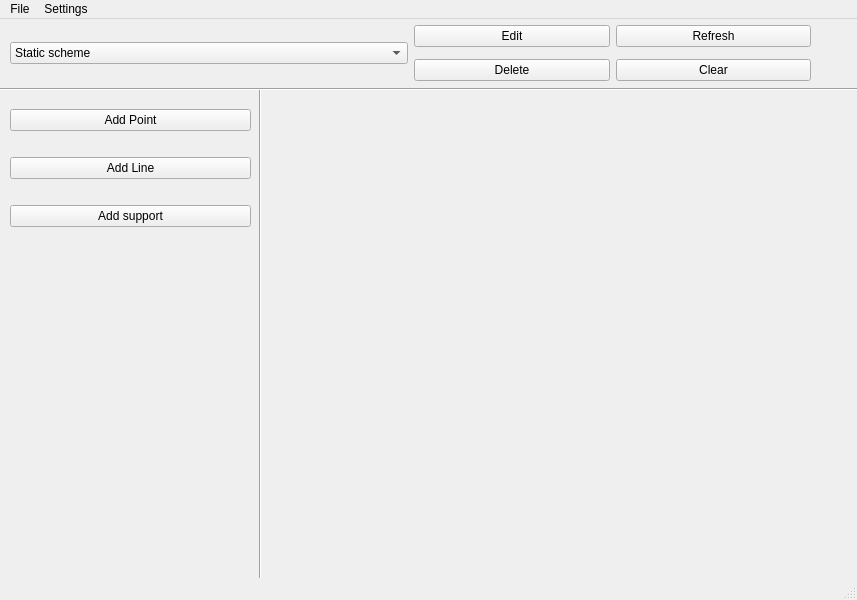
Qt form gui.ui (Haudkozaur/masterThesis) before a commit.
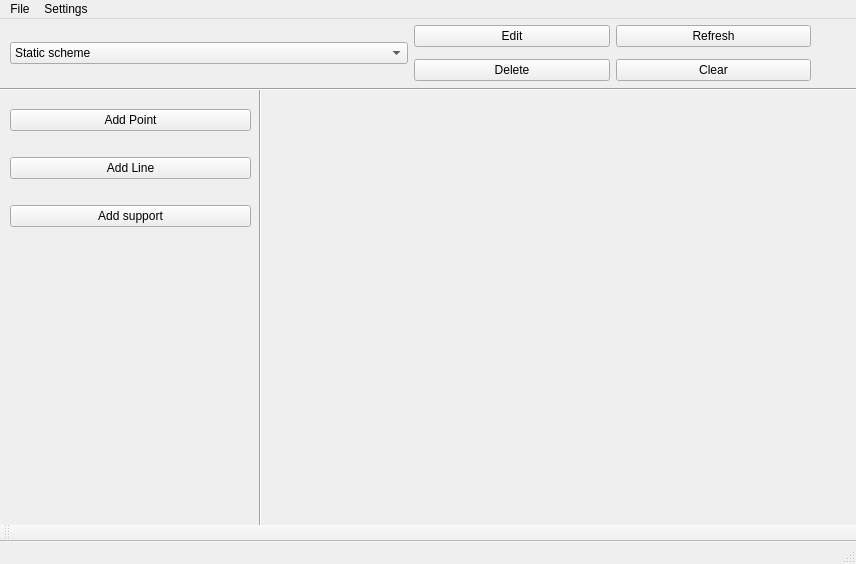
The same form after that commit.

```diff
--- a/gui.ui
+++ b/gui.ui
@@ -6,8 +6,8 @@
    <rect>
     <x>0</x>
     <y>0</y>
-    <width>857</width>
-    <height>600</height>
+    <width>856</width>
+    <height>564</height>
    </rect>
   </property>
   <property name="windowTitle">
@@ -155,8 +155,8 @@
     <rect>
      <x>0</x>
      <y>0</y>
-     <width>857</width>
-     <height>25</height>
+     <width>856</width>
+     <height>21</height>
     </rect>
    </property>
    <widget class="QMenu" name="menuMESOSOIC_Project_0_01">
@@ -176,6 +176,17 @@
    <addaction name="menuSettings"/>
   </widget>
   <widget class="QStatusBar" name="statusbar"/>
+  <widget class="QToolBar" name="toolBar">
+   <property name="windowTitle">
+    <string>toolBar</string>
+   </property>
+   <attribute name="toolBarArea">
+    <enum>BottomToolBarArea</enum>
+   </attribute>
+   <attribute name="toolBarBreak">
+    <bool>false</bool>
+   </attribute>
+  </widget>
   <action name="actionsave">
    <property name="text">
     <string>New</string>
```
